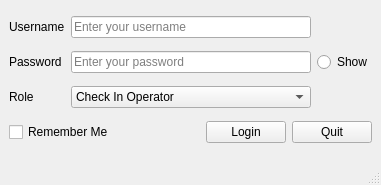
Before: the Qt Designer form Views/logincontroller.ui in PPL48/AxeApolloStation, drawn with Qt 5.
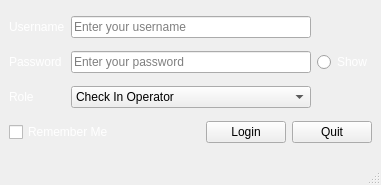
After: the same form once the commit is applied.

Diff of the .ui file:
```diff
--- a/Views/logincontroller.ui
+++ b/Views/logincontroller.ui
@@ -20,6 +20,16 @@
    <string>Login to Station</string>
   </property>
   <widget class="QWidget" name="centralwidget">
+   <property name="styleSheet">
+    <string notr="true">#centralwidget{
+	
+	background-color: qlineargradient(spread:pad, x1:0, y1:0, x2:0, y2:1,  stop:0 	rgb(1, 18, 71), stop:0.5 rgb(0, 58, 120), stop:1 rgb(1, 18, 71));
+}
+
+#centralwidget QLabel, QCheckBox, QRadioButton{
+	color: white;
+}</string>
+   </property>
    <layout class="QGridLayout" name="gridLayout">
     <item row="0" column="0">
      <widget class="QLabel" name="lbUser">
```
